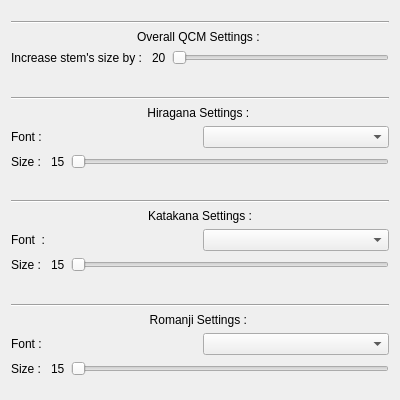
Qt form fntsetting.ui (Aryetis/Obenkyobo) before a commit.
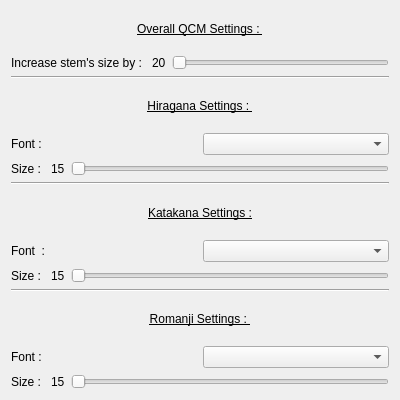
The same form after that commit.

The edit to the form file:
```diff
--- a/fntsetting.ui
+++ b/fntsetting.ui
@@ -13,7 +13,7 @@
   <property name="windowTitle">
    <string>Form</string>
   </property>
-  <layout class="QVBoxLayout" name="verticalLayout">
+  <layout class="QVBoxLayout" name="verticalLayout" stretch="2,0,3,0,3,0,3">
    <property name="topMargin">
     <number>9</number>
    </property>
@@ -25,28 +25,13 @@
      <property name="bottomMargin">
       <number>0</number>
      </property>
-     <item>
-      <spacer name="verticalSpacer_8">
-       <property name="orientation">
-        <enum>Qt::Vertical</enum>
-       </property>
-       <property name="sizeHint" stdset="0">
-        <size>
-         <width>20</width>
-         <height>40</height>
-        </size>
-       </property>
-      </spacer>
-     </item>
-     <item>
-      <widget class="Line" name="OverallLine">
-       <property name="orientation">
-        <enum>Qt::Horizontal</enum>
-       </property>
-      </widget>
-     </item>
      <item>
       <widget class="QLabel" name="OverallTitle">
+       <property name="font">
+        <font>
+         <underline>true</underline>
+        </font>
+       </property>
        <property name="text">
         <string>Overall QCM Settings : </string>
        </property>
@@ -86,21 +71,15 @@
        </item>
       </layout>
      </item>
-     <item>
-      <spacer name="verticalSpacer_7">
-       <property name="orientation">
-        <enum>Qt::Vertical</enum>
-       </property>
-       <property name="sizeHint" stdset="0">
-        <size>
-         <width>20</width>
-         <height>40</height>
-        </size>
-       </property>
-      </spacer>
-     </item>
     </layout>
    </item>
+   <item>
+    <widget class="Line" name="line">
+     <property name="orientation">
+      <enum>Qt::Horizontal</enum>
+     </property>
+    </widget>
+   </item>
    <item>
     <layout class="QVBoxLayout" name="HiraganaContainer">
      <property name="topMargin">
@@ -109,28 +88,13 @@
      <property name="bottomMargin">
       <number>0</number>
      </property>
-     <item>
-      <spacer name="verticalSpacer_2">
-       <property name="orientation">
-        <enum>Qt::Vertical</enum>
-       </property>
-       <property name="sizeHint" stdset="0">
-        <size>
-         <width>20</width>
-         <height>40</height>
-        </size>
-       </property>
-      </spacer>
-     </item>
-     <item>
-      <widget class="Line" name="HiraganaLine">
-       <property name="orientation">
-        <enum>Qt::Horizontal</enum>
-       </property>
-      </widget>
-     </item>
      <item>
       <widget class="QLabel" name="HiraganaTitle">
+       <property name="font">
+        <font>
+         <underline>true</underline>
+        </font>
+       </property>
        <property name="text">
         <string>Hiragana Settings : </string>
        </property>
@@ -187,21 +151,15 @@
        </item>
       </layout>
      </item>
-     <item>
-      <spacer name="verticalSpacer">
-       <property name="orientation">
-        <enum>Qt::Vertical</enum>
-       </property>
-       <property name="sizeHint" stdset="0">
-        <size>
-         <width>20</width>
-         <height>40</height>
-        </size>
-       </property>
-      </spacer>
-     </item>
     </layout>
    </item>
+   <item>
+    <widget class="Line" name="line_2">
+     <property name="orientation">
+      <enum>Qt::Horizontal</enum>
+     </property>
+    </widget>
+   </item>
    <item>
     <layout class="QVBoxLayout" name="KatakanaContainer">
      <property name="topMargin">
@@ -210,28 +168,13 @@
      <property name="bottomMargin">
       <number>0</number>
      </property>
-     <item>
-      <spacer name="verticalSpacer_3">
-       <property name="orientation">
-        <enum>Qt::Vertical</enum>
-       </property>
-       <property name="sizeHint" stdset="0">
-        <size>
-         <width>20</width>
-         <height>40</height>
-        </size>
-       </property>
-      </spacer>
-     </item>
-     <item>
-      <widget class="Line" name="KatakanaLine">
-       <property name="orientation">
-        <enum>Qt::Horizontal</enum>
-       </property>
-      </widget>
-     </item>
      <item>
       <widget class="QLabel" name="KatakanaTitle">
+       <property name="font">
+        <font>
+         <underline>true</underline>
+        </font>
+       </property>
        <property name="text">
         <string>Katakana Settings :</string>
        </property>
@@ -291,21 +234,15 @@
        </item>
       </layout>
      </item>
-     <item>
-      <spacer name="verticalSpacer_4">
-       <property name="orientation">
-        <enum>Qt::Vertical</enum>
-       </property>
-       <property name="sizeHint" stdset="0">
-        <size>
-         <width>20</width>
-         <height>40</height>
-        </size>
-       </property>
-      </spacer>
-     </item>
     </layout>
    </item>
+   <item>
+    <widget class="Line" name="line_3">
+     <property name="orientation">
+      <enum>Qt::Horizontal</enum>
+     </property>
+    </widget>
+   </item>
    <item>
     <layout class="QVBoxLayout" name="RomanjiContainer">
      <property name="topMargin">
@@ -314,28 +251,13 @@
      <property name="bottomMargin">
       <number>0</number>
      </property>
-     <item>
-      <spacer name="verticalSpacer_5">
-       <property name="orientation">
-        <enum>Qt::Vertical</enum>
-       </property>
-       <property name="sizeHint" stdset="0">
-        <size>
-         <width>20</width>
-         <height>40</height>
-        </size>
-       </property>
-      </spacer>
-     </item>
-     <item>
-      <widget class="Line" name="RomanjiLine">
-       <property name="orientation">
-        <enum>Qt::Horizontal</enum>
-       </property>
-      </widget>
-     </item>
      <item>
       <widget class="QLabel" name="RomanjiTitle">
+       <property name="font">
+        <font>
+         <underline>true</underline>
+        </font>
+       </property>
        <property name="text">
         <string>Romanji Settings : </string>
        </property>
@@ -395,19 +317,6 @@
        </item>
       </layout>
      </item>
-     <item>
-      <spacer name="verticalSpacer_6">
-       <property name="orientation">
-        <enum>Qt::Vertical</enum>
-       </property>
-       <property name="sizeHint" stdset="0">
-        <size>
-         <width>20</width>
-         <height>40</height>
-        </size>
-       </property>
-      </spacer>
-     </item>
     </layout>
    </item>
   </layout>
```
